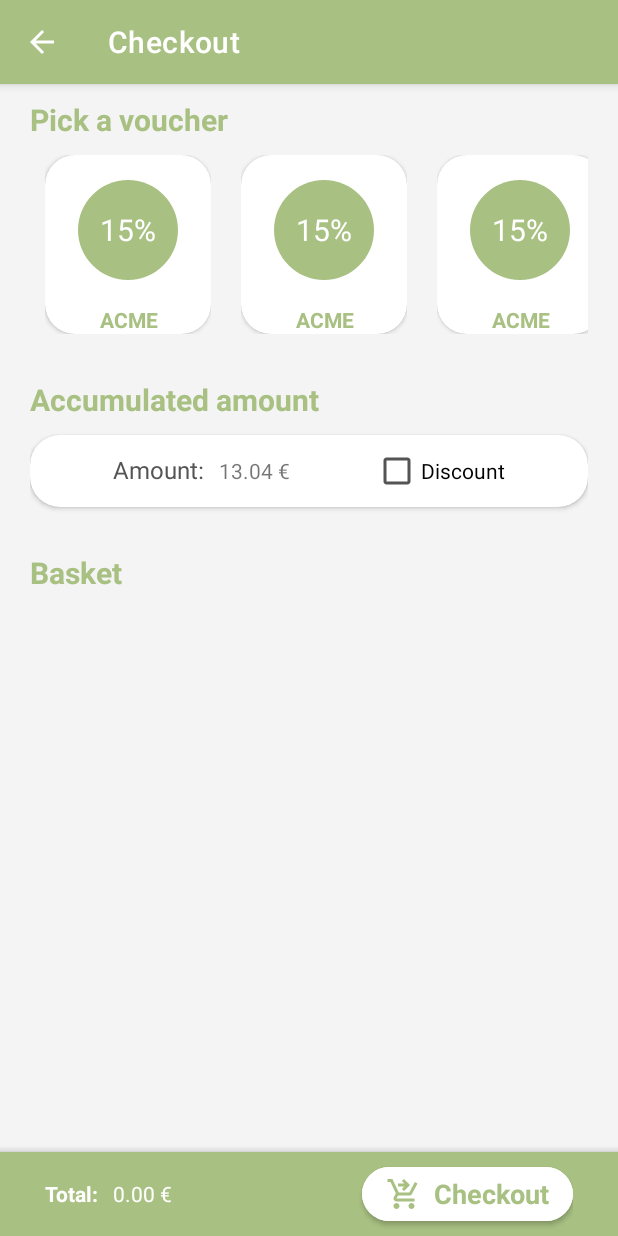
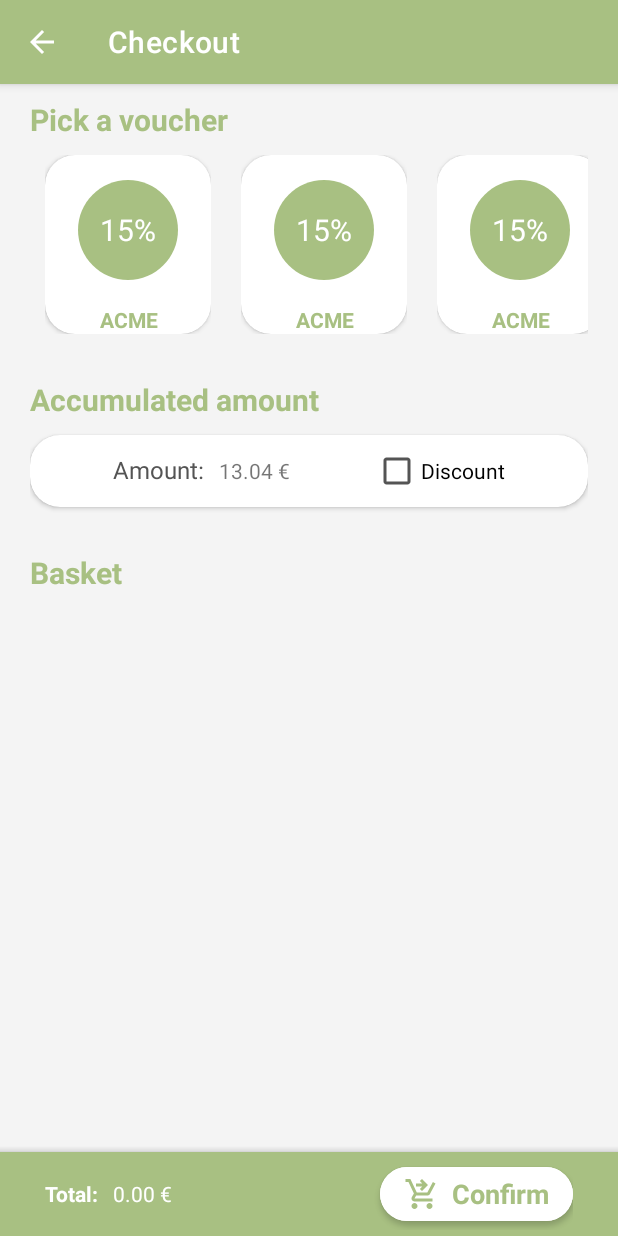
Before and after one commit to Rikenunes8/feup-cpm-Emarket, an Android app: the CheckoutActivity screen opened directly, with no data from a screen before it, on a phone screen of 412 x 824 dp. Run offline under Robolectric (Android 15) with nearby library versions, the phone set to English and light mode, and no system bars; 2 statements that could not run were skipped.

Commit message:
Rename checkout to confirm

```diff
--- a/EmarketCustomer/app/src/main/res/layout/activity_checkout.xml
+++ b/EmarketCustomer/app/src/main/res/layout/activity_checkout.xml
@@ -134,7 +134,7 @@
                 android:backgroundTint="?attr/colorOnPrimary"
                 android:drawableLeft="@drawable/checkout_cart"
                 android:drawableTint="?attr/colorOnContainer"
-                android:text="@string/checkout_label"
+                android:text="@string/confirm"
                 android:textAllCaps="false"
                 android:textColor="?attr/colorOnContainer"
                 android:textSize="18sp" />
--- a/EmarketCustomer/app/src/main/res/values/strings.xml
+++ b/EmarketCustomer/app/src/main/res/values/strings.xml
@@ -47,4 +47,6 @@
     <!-- General -->
     <string name="template_price">%.2f €</string>
     <string name="template_percentage">%d%%</string>
+
+    <string name="confirm">Confirm</string>
 </resources>
```
